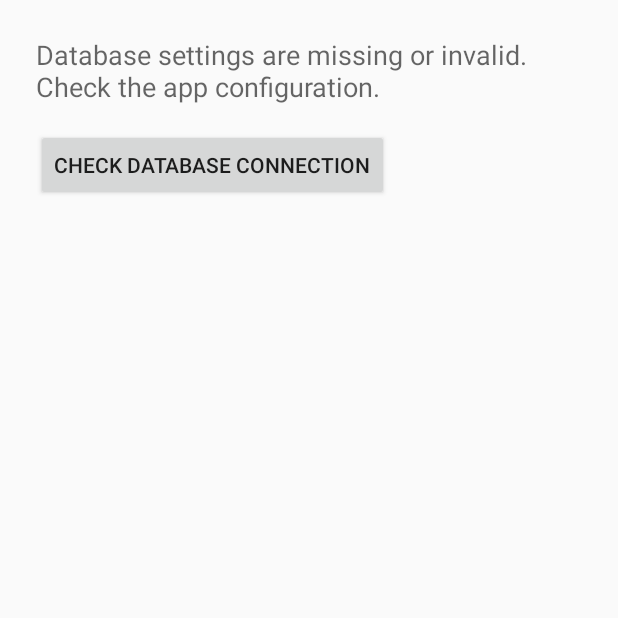
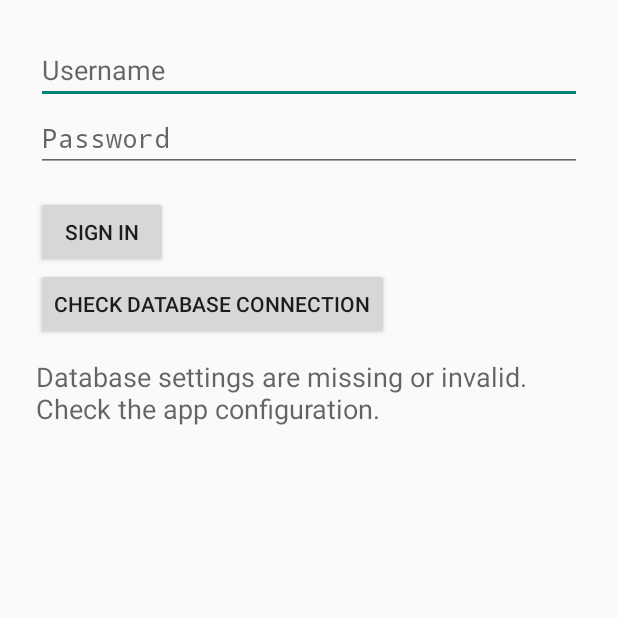
Before and after one commit to dfernq/inso-2026-2027-campus-fix, an Android app: the screen it shows after launch (MainActivity), after a tap on "CHECK DATABASE CONNECTION", on a phone screen of 412 x 824 dp, the top half of it. Run offline under Robolectric (Android 15) with nearby library versions, the phone set to English and light mode, and no system bars; libraries missing offline, so code that uses them is left out: io.github.cdimascio.dotenv; pictures from the network do not load; 3 statements that could not run were skipped; 1 other tap on this screen came first.

Commit message:
android: add account sign-in and sign-out

```diff
--- a/android/app/src/main/AndroidManifest.xml
+++ b/android/app/src/main/AndroidManifest.xml
@@ -7,7 +7,10 @@
         android:allowBackup="false"
         android:label="@string/app_name"
         android:theme="@android:style/Theme.Material.Light.NoActionBar">
-        <activity android:name=".view.MainActivity" android:exported="true">
+        <activity
+            android:name=".view.MainActivity"
+            android:exported="true"
+            android:windowSoftInputMode="adjustResize">
             <intent-filter>
                 <action android:name="android.intent.action.MAIN" />
                 <category android:name="android.intent.category.LAUNCHER" />
--- a/android/app/src/main/java/org/campusfix/android/CampusFixApplication.java
+++ b/android/app/src/main/java/org/campusfix/android/CampusFixApplication.java
@@ -4,14 +4,14 @@ import android.app.Application;
 import androidx.lifecycle.ViewModelProvider;
 import androidx.lifecycle.viewmodel.ViewModelInitializer;
 import io.github.cdimascio.dotenv.Dotenv;
-import org.campusfix.android.viewmodel.ConnectionViewModel;
+import org.campusfix.android.viewmodel.CampusFixViewModel;
 import org.campusfix.model.persistence.DatabaseConnection;
 
 public final class CampusFixApplication extends Application {
-    public ViewModelProvider.Factory connectionViewModelFactory() {
+    public ViewModelProvider.Factory viewModelFactory() {
         return ViewModelProvider.Factory.from(new ViewModelInitializer<>(
-                ConnectionViewModel.class,
-                extras -> new ConnectionViewModel(this::createDatabaseConnection)));
+                CampusFixViewModel.class,
+                extras -> new CampusFixViewModel(this::createDatabaseConnection)));
     }
 
     private DatabaseConnection createDatabaseConnection() {
--- a/android/app/src/main/java/org/campusfix/android/view/MainActivity.java
+++ b/android/app/src/main/java/org/campusfix/android/view/MainActivity.java
@@ -1,7 +1,10 @@
 package org.campusfix.android.view;
 
 import android.os.Bundle;
+import android.view.View;
+import android.view.inputmethod.EditorInfo;
 import android.widget.Button;
+import android.widget.EditText;
 import android.widget.TextView;
 import androidx.activity.ComponentActivity;
 import androidx.core.view.ViewCompat;
@@ -10,33 +13,97 @@ import androidx.core.view.WindowInsetsCompat;
 import androidx.lifecycle.ViewModelProvider;
 import org.campusfix.android.CampusFixApplication;
 import org.campusfix.android.R;
-import org.campusfix.android.viewmodel.ConnectionViewModel;
-import org.campusfix.android.viewmodel.ConnectionViewModel.State;
+import org.campusfix.android.viewmodel.CampusFixViewModel;
+import org.campusfix.android.viewmodel.CampusFixViewModel.State;
 
 public final class MainActivity extends ComponentActivity {
+    private View signInForm;
+    private EditText username;
+    private EditText password;
+    private Button signIn;
+    private Button checkConnection;
+    private TextView status;
+    private View accountPanel;
+    private TextView accountTitle;
+    private TextView accountName;
+
     @Override
     protected void onCreate(Bundle savedInstanceState) {
         super.onCreate(savedInstanceState);
         WindowCompat.setDecorFitsSystemWindows(getWindow(), false);
         setContentView(R.layout.activity_main);
+        configureInsets();
 
+        signInForm = findViewById(R.id.sign_in_form);
+        username = findViewById(R.id.username);
+        password = findViewById(R.id.password);
+        signIn = findViewById(R.id.sign_in);
+        checkConnection = findViewById(R.id.check_connection);
+        status = findViewById(R.id.sign_in_status);
+        accountPanel = findViewById(R.id.account_panel);
+        accountTitle = findViewById(R.id.account_title);
+        accountName = findViewById(R.id.account_name);
+
+        var application = (CampusFixApplication) getApplication();
+        var viewModel = new ViewModelProvider(this, application.viewModelFactory())
+                .get(CampusFixViewModel.class);
+
+        signIn.setOnClickListener(view -> {
+            String enteredUsername = username.getText().toString();
+            char[] enteredPassword = takePassword();
+            var insets = WindowCompat.getInsetsController(getWindow(), password);
+            insets.hide(WindowInsetsCompat.Type.ime());
+            viewModel.signIn(enteredUsername, enteredPassword);
+        });
+        password.setOnEditorActionListener((view, actionId, event) -> {
+            if (actionId != EditorInfo.IME_ACTION_DONE || !signIn.isEnabled()) {
+                return false;
+            }
+            return signIn.performClick();
+        });
+        checkConnection.setOnClickListener(view -> viewModel.checkConnection());
+        findViewById(R.id.sign_out).setOnClickListener(view -> {
+            username.getText().clear();
+            viewModel.signOut();
+        });
+        viewModel.state().observe(this, this::render);
+    }
+
+    private void configureInsets() {
         ViewCompat.setOnApplyWindowInsetsListener(findViewById(R.id.screen), (view, insets) -> {
-            var bars = insets.getInsets(WindowInsetsCompat.Type.systemBars()
-                    | WindowInsetsCompat.Type.displayCutout());
-            view.setPadding(bars.left, bars.top, bars.right, bars.bottom);
+            int insetTypes = WindowInsetsCompat.Type.systemBars()
+                    | WindowInsetsCompat.Type.displayCutout() | WindowInsetsCompat.Type.ime();
+            var padding = insets.getInsets(insetTypes);
+            view.setPadding(padding.left, padding.top, padding.right, padding.bottom);
             return insets;
         });
+    }
 
-        var application = (CampusFixApplication) getApplication();
-        var viewModel = new ViewModelProvider(this, application.connectionViewModelFactory())
-                .get(ConnectionViewModel.class);
+    private char[] takePassword() {
+        var text = password.getText();
+        char[] value = new char[text.length()];
+        text.getChars(0, text.length(), value, 0);
+        text.clear();
+        return value;
+    }
 
-        TextView status = findViewById(R.id.connection_status);
-        Button checkButton = findViewById(R.id.check_connection);
-        checkButton.setOnClickListener(view -> viewModel.checkConnection());
-        viewModel.state().observe(this, state -> {
-            status.setText(state.message());
-            checkButton.setEnabled(state != State.CHECKING);
-        });
+    private void render(State state) {
+        var account = state.account();
+        if (account != null) {
+            signInForm.setVisibility(View.GONE);
+            accountTitle.setText(account.title());
+            accountName.setText(getString(R.string.signed_in_as, account.username()));
+            accountPanel.setVisibility(View.VISIBLE);
+            return;
+        }
+
+        accountPanel.setVisibility(View.GONE);
+        status.setText(state.signInStatus().message());
+        boolean ready = !state.signInStatus().busy();
+        username.setEnabled(ready);
+        password.setEnabled(ready);
+        signIn.setEnabled(ready);
+        checkConnection.setEnabled(ready);
+        signInForm.setVisibility(View.VISIBLE);
     }
 }
--- /dev/null
+++ b/android/app/src/main/java/org/campusfix/android/viewmodel/CampusFixViewModel.java
@@ -0,0 +1,160 @@
+package org.campusfix.android.viewmodel;
+
+import android.util.Log;
+import androidx.lifecycle.LiveData;
+import androidx.lifecycle.MutableLiveData;
+import androidx.lifecycle.ViewModel;
+import io.github.cdimascio.dotenv.DotenvException;
+import java.sql.SQLException;
+import java.util.Arrays;
+import java.util.concurrent.ExecutorService;
+import java.util.concurrent.Executors;
+import java.util.function.Supplier;
+import org.campusfix.android.R;
+import org.campusfix.model.auth.AuthenticationService;
+import org.campusfix.model.domain.User;
+import org.campusfix.model.persistence.DatabaseConnection;
+import org.campusfix.model.persistence.UserDao;
+
+public final class CampusFixViewModel extends ViewModel {
+    private static final String TAG = "CampusFixViewModel";
+
+    public enum Status {
+        READY(R.string.sign_in_ready),
+        SIGNING_IN(R.string.signing_in),
+        INVALID_CREDENTIALS(R.string.invalid_credentials),
+        SIGN_IN_FAILED(R.string.sign_in_failed),
+        CHECKING(R.string.connection_checking),
+        CONNECTED(R.string.connection_connected),
+        UNEXPECTED_RESULT(R.string.connection_unexpected_result),
+        CONFIGURATION_ERROR(R.string.connection_configuration_error),
+        CONNECTION_FAILED(R.string.connection_failed);
+
+        private final int message;
+
+        Status(int message) {
+            this.message = message;
+        }
+
+        public int message() {
+            return message;
+        }
+
+        public boolean busy() {
+            return this == SIGNING_IN || this == CHECKING;
+        }
+    }
+
+    public record AccountDisplay(String username, int title) {
+    }
+
+    public record State(Status signInStatus, AccountDisplay account) {
+        private State(Status signInStatus) {
+            this(signInStatus, null);
+        }
+    }
+
+    private final Supplier<DatabaseConnection> createDatabase;
+    // See https://developer.android.com/topic/libraries/architecture/livedata#create_livedata_objects
+    private final MutableLiveData<State> state = new MutableLiveData<>(new State(Status.READY));
+    private final ExecutorService worker = Executors.newSingleThreadExecutor();
+    private DatabaseConnection database;
+    private AuthenticationService authentication;
+
+    public CampusFixViewModel(Supplier<DatabaseConnection> createDatabase) {
+        this.createDatabase = createDatabase;
+    }
+
+    public LiveData<State> state() {
+        return state;
+    }
+
+    public void signIn(String username, char[] password) {
+        if (!signInFormAvailable()) {
+            Arrays.fill(password, '\0');
+            return;
+        }
+        state.setValue(new State(Status.SIGNING_IN));
+        worker.execute(() -> state.postValue(authenticate(username, password)));
+    }
+
+    public void signOut() {
+        if (state.getValue().account() != null) {
+            state.setValue(new State(Status.READY));
+        }
+    }
+
+    public void checkConnection() {
+        if (!signInFormAvailable()) {
+            return;
+        }
+        state.setValue(new State(Status.CHECKING));
+        worker.execute(() -> state.postValue(new State(checkDatabase())));
+    }
+
+    private boolean signInFormAvailable() {
+        var current = state.getValue();
+        return current.account() == null && !current.signInStatus().busy();
+    }
+
+    private State authenticate(String username, char[] password) {
+        try {
+            var user = authentication().signIn(username, password).orElse(null);
+            if (user == null) {
+                return new State(Status.INVALID_CREDENTIALS);
+            }
+            int title = user.role() == User.Role.ADMIN
+                    ? R.string.admin_account : R.string.regular_account;
+            return new State(Status.READY, new AccountDisplay(user.username(), title));
+        } catch (DotenvException | IllegalArgumentException exception) {
+            return new State(Status.CONFIGURATION_ERROR);
+        } catch (SQLException | IllegalStateException exception) {
+            Log.w(TAG, "Sign-in failed.", exception);
+            return new State(Status.SIGN_IN_FAILED);
+        } finally {
+            Arrays.fill(password, '\0');
+        }
+    }
+
+    private Status checkDatabase() {
+        try {
+            return database().checkConnection() ? Status.CONNECTED : Status.UNEXPECTED_RESULT;
+        } catch (DotenvException | IllegalArgumentException exception) {
+            return Status.CONFIGURATION_ERROR;
+        } catch (SQLException exception) {
+            Log.w(TAG, "Database connection check failed.", exception);
+            return Status.CONNECTION_FAILED;
+        }
+    }
+
+    private DatabaseConnection database() {
+        if (database == null) {
+            database = createDatabase.get();
+        }
+        return database;
+    }
+
+    private AuthenticationService authentication() {
+        if (authentication == null) {
+            authentication = new AuthenticationService(new UserDao(database()));
+        }
+        return authentication;
+    }
+
+    @Override
+    protected void onCleared() {
+        worker.execute(this::closeDatabase);
+        worker.shutdown();
+    }
+
+    private void closeDatabase() {
+        if (database == null) {
+            return;
+        }
+        try {
+            database.close();
+        } catch (SQLException exception) {
+            Log.w(TAG, "Database connection could not be closed.", exception);
+        }
+    }
+}
--- a/android/app/src/main/java/org/campusfix/android/viewmodel/ConnectionViewModel.java
+++ /dev/null
@@ -1,88 +0,0 @@
-package org.campusfix.android.viewmodel;
-
-import android.util.Log;
-import androidx.lifecycle.LiveData;
-import androidx.lifecycle.MutableLiveData;
-import androidx.lifecycle.ViewModel;
-import io.github.cdimascio.dotenv.DotenvException;
-import java.sql.SQLException;
-import java.util.concurrent.ExecutorService;
-import java.util.concurrent.Executors;
-import java.util.function.Supplier;
-import org.campusfix.android.R;
-import org.campusfix.model.persistence.DatabaseConnection;
-
-public final class ConnectionViewModel extends ViewModel {
-    private static final String TAG = "ConnectionViewModel";
-
-    public enum State {
-        READY(R.string.connection_ready),
-        CHECKING(R.string.connection_checking),
-        CONNECTED(R.string.connection_connected),
-        UNEXPECTED_RESULT(R.string.connection_unexpected_result),
-        CONFIGURATION_ERROR(R.string.connection_configuration_error),
-        CONNECTION_FAILED(R.string.connection_failed);
-
-        private final int message;
-
-        State(int message) {
-            this.message = message;
-        }
-
-        public int message() {
-            return message;
-        }
-    }
-
-    private final Supplier<DatabaseConnection> createDatabase;
-    private final MutableLiveData<State> state = new MutableLiveData<>(State.READY);
-    private final ExecutorService worker = Executors.newSingleThreadExecutor();
-    private DatabaseConnection database;
-
-    public ConnectionViewModel(Supplier<DatabaseConnection> createDatabase) {
-        this.createDatabase = createDatabase;
-    }
-
-    public LiveData<State> state() {
-        return state;
-    }
-
-    public void checkConnection() {
-        if (state.getValue() == State.CHECKING) {
-            return;
-        }
-        state.setValue(State.CHECKING);
-        worker.execute(() -> state.postValue(checkDatabase()));
-    }
-
-    private State checkDatabase() {
-        try {
-            if (database == null) {
-                database = createDatabase.get();
-            }
-            return database.checkConnection() ? State.CONNECTED : State.UNEXPECTED_RESULT;
-        } catch (DotenvException | IllegalArgumentException exception) {
-            return State.CONFIGURATION_ERROR;
-        } catch (SQLException exception) {
-            Log.w(TAG, "Database connection check failed.", exception);
-            return State.CONNECTION_FAILED;
-        }
-    }
-
-    @Override
-    protected void onCleared() {
-        worker.execute(this::closeDatabase);
-        worker.shutdown();
-    }
-
-    private void closeDatabase() {
-        if (database == null) {
-            return;
-        }
-        try {
-            database.close();
-        } catch (SQLException exception) {
-            Log.w(TAG, "Database connection could not be closed.", exception);
-        }
-    }
-}
--- a/android/app/src/main/res/layout/activity_main.xml
+++ b/android/app/src/main/res/layout/activity_main.xml
@@ -1,28 +1,87 @@
 <?xml version="1.0" encoding="utf-8"?>
-<FrameLayout xmlns:android="http://schemas.android.com/apk/res/android"
+<ScrollView xmlns:android="http://schemas.android.com/apk/res/android"
     android:id="@+id/screen"
     android:layout_width="match_parent"
     android:layout_height="match_parent">
 
-    <LinearLayout
+    <FrameLayout
         android:layout_width="match_parent"
         android:layout_height="wrap_content"
-        android:orientation="vertical"
         android:padding="24dp">
 
-        <TextView
-            android:id="@+id/connection_status"
+        <LinearLayout
+            android:id="@+id/sign_in_form"
             android:layout_width="match_parent"
             android:layout_height="wrap_content"
-            android:accessibilityLiveRegion="polite"
-            android:text="@string/connection_ready"
-            android:textAppearance="?android:attr/textAppearanceMedium" />
+            android:orientation="vertical">
+
+            <EditText
+                android:id="@+id/username"
+                android:layout_width="match_parent"
+                android:layout_height="wrap_content"
+                android:autofillHints="username"
+                android:hint="@string/username"
+                android:imeOptions="actionNext"
+                android:inputType="textNoSuggestions" />
+
+            <EditText
+                android:id="@+id/password"
+                android:layout_width="match_parent"
+                android:layout_height="wrap_content"
+                android:autofillHints="password"
+                android:hint="@string/password"
+                android:imeOptions="actionDone"
+                android:inputType="textPassword"
+                android:saveEnabled="false" />
+
+            <Button
+                android:id="@+id/sign_in"
+                android:layout_width="wrap_content"
+                android:layout_height="wrap_content"
+                android:layout_marginTop="16dp"
+                android:text="@string/sign_in" />
 
             <Button
                 android:id="@+id/check_connection"
                 android:layout_width="wrap_content"
                 android:layout_height="wrap_content"
+                android:text="@string/check_connection" />
+
+            <TextView
+                android:id="@+id/sign_in_status"
+                android:layout_width="match_parent"
+                android:layout_height="wrap_content"
+                android:layout_marginTop="12dp"
+                android:accessibilityLiveRegion="polite"
+                android:text="@string/sign_in_ready"
+                android:textAppearance="?android:attr/textAppearanceMedium" />
+        </LinearLayout>
+
+        <LinearLayout
+            android:id="@+id/account_panel"
+            android:layout_width="match_parent"
+            android:layout_height="wrap_content"
+            android:orientation="vertical"
+            android:visibility="gone">
+
+            <TextView
+                android:id="@+id/account_title"
+                android:layout_width="match_parent"
+                android:layout_height="wrap_content"
+                android:textAppearance="?android:attr/textAppearanceLarge" />
+
+            <TextView
+                android:id="@+id/account_name"
+                android:layout_width="match_parent"
+                android:layout_height="wrap_content"
+                android:layout_marginTop="12dp" />
+
+            <Button
+                android:id="@+id/sign_out"
+                android:layout_width="wrap_content"
+                android:layout_height="wrap_content"
                 android:layout_marginTop="16dp"
-            android:text="@string/check_connection" />
+                android:text="@string/sign_out" />
         </LinearLayout>
     </FrameLayout>
+</ScrollView>
--- a/android/app/src/main/res/values/strings.xml
+++ b/android/app/src/main/res/values/strings.xml
@@ -1,8 +1,18 @@
 <?xml version="1.0" encoding="utf-8"?>
 <resources>
     <string name="app_name">CampusFix</string>
+    <string name="username">Username</string>
+    <string name="password">Password</string>
+    <string name="sign_in">Sign in</string>
+    <string name="sign_out">Sign out</string>
+    <string name="sign_in_ready">Sign in to CampusFix.</string>
+    <string name="signing_in">Signing in…</string>
+    <string name="invalid_credentials">Username or password is incorrect.</string>
+    <string name="sign_in_failed">Could not sign in. Check the database setup.</string>
+    <string name="regular_account">Regular account</string>
+    <string name="admin_account">Administrator account</string>
+    <string name="signed_in_as">Signed in as %1$s</string>
     <string name="check_connection">Check database connection</string>
-    <string name="connection_ready">Ready to check the database.</string>
     <string name="connection_checking">Checking PostgreSQL…</string>
     <string name="connection_connected">Connected to PostgreSQL.</string>
     <string name="connection_unexpected_result">PostgreSQL returned an unexpected result.</string>
```
Also changed, not shown: 2 other files. Lines whose indentation alone changed are shown as unchanged.
